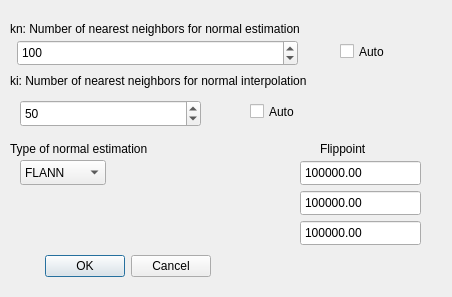
This is src/tools/lvr2_viewer/ui/LVRReconstructionEstimateNormalsDialogUI.ui in uos/lvr2 as Qt 5 draws it before an edit. The edited form follows.
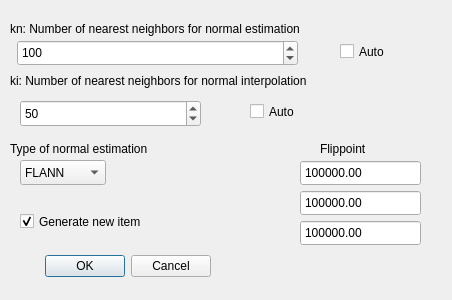
This is the edited form.

Commit message: added copy paste and inline normal esimation (not completely working)

```diff
--- a/src/tools/lvr2_viewer/ui/LVRReconstructionEstimateNormalsDialogUI.ui
+++ b/src/tools/lvr2_viewer/ui/LVRReconstructionEstimateNormalsDialogUI.ui
@@ -10,7 +10,7 @@
     <x>0</x>
     <y>0</y>
     <width>452</width>
-    <height>297</height>
+    <height>300</height>
    </rect>
   </property>
   <property name="windowTitle">
@@ -255,6 +255,22 @@
     <double>1000000.000000000000000</double>
    </property>
   </widget>
+  <widget class="QCheckBox" name="checkBox_new_item">
+   <property name="geometry">
+    <rect>
+     <x>20</x>
+     <y>210</y>
+     <width>151</width>
+     <height>23</height>
+    </rect>
+   </property>
+   <property name="text">
+    <string>Generate new item</string>
+   </property>
+   <property name="checked">
+    <bool>true</bool>
+   </property>
+  </widget>
  </widget>
  <resources/>
  <connections>
```
The commit also changes 8 other files.
